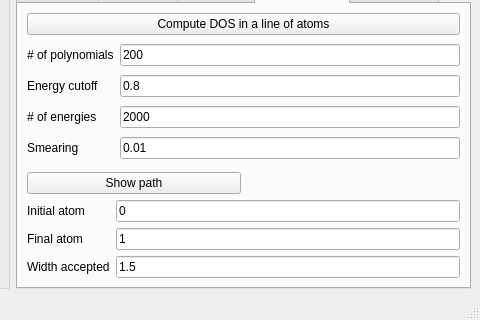
This is interface-pyqt/huge_0d/interface.ui in joselado/quantum-lattice as Qt 5 draws it before an edit; both pictures show x 454 to 934 and y 386 to 706 of the 934 by 706 pixel window. The edited form follows.
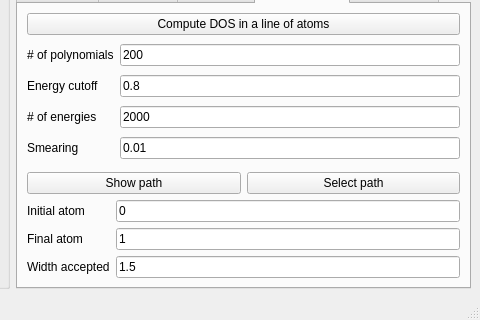
This is the edited form. The open tabs and pages were chosen to show the change. Custom widgets are drawn as their Qt base class.

What changed in the file:
```diff
--- a/interface-pyqt/huge_0d/interface.ui
+++ b/interface-pyqt/huge_0d/interface.ui
@@ -918,6 +918,16 @@
           </property>
          </widget>
         </item>
+        <item row="3" column="1">
+         <widget class="PushButton" name="select_path">
+          <property name="toolTip">
+           <string>Draw a straight line with the mouse between two atoms to set the initial/final atom below</string>
+          </property>
+          <property name="text">
+           <string>Select path</string>
+          </property>
+         </widget>
+        </item>
        </layout>
       </widget>
       <widget class="QWidget" name="tab_12">
```
